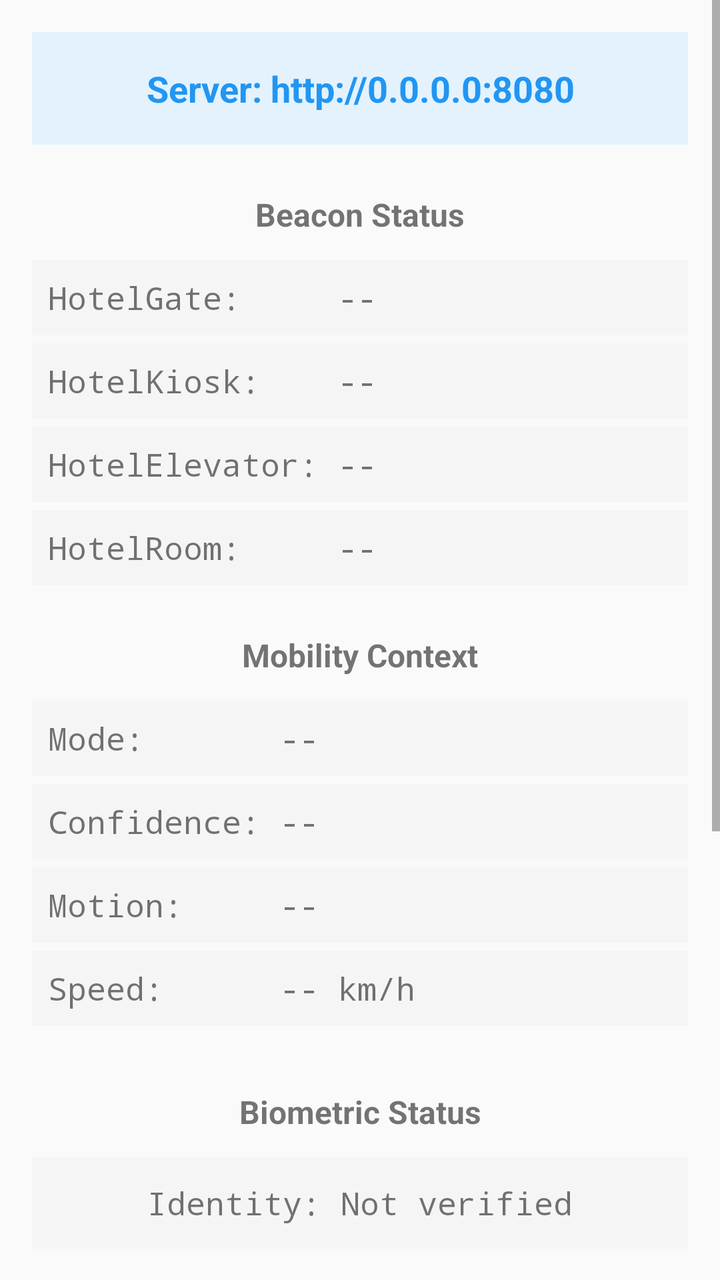
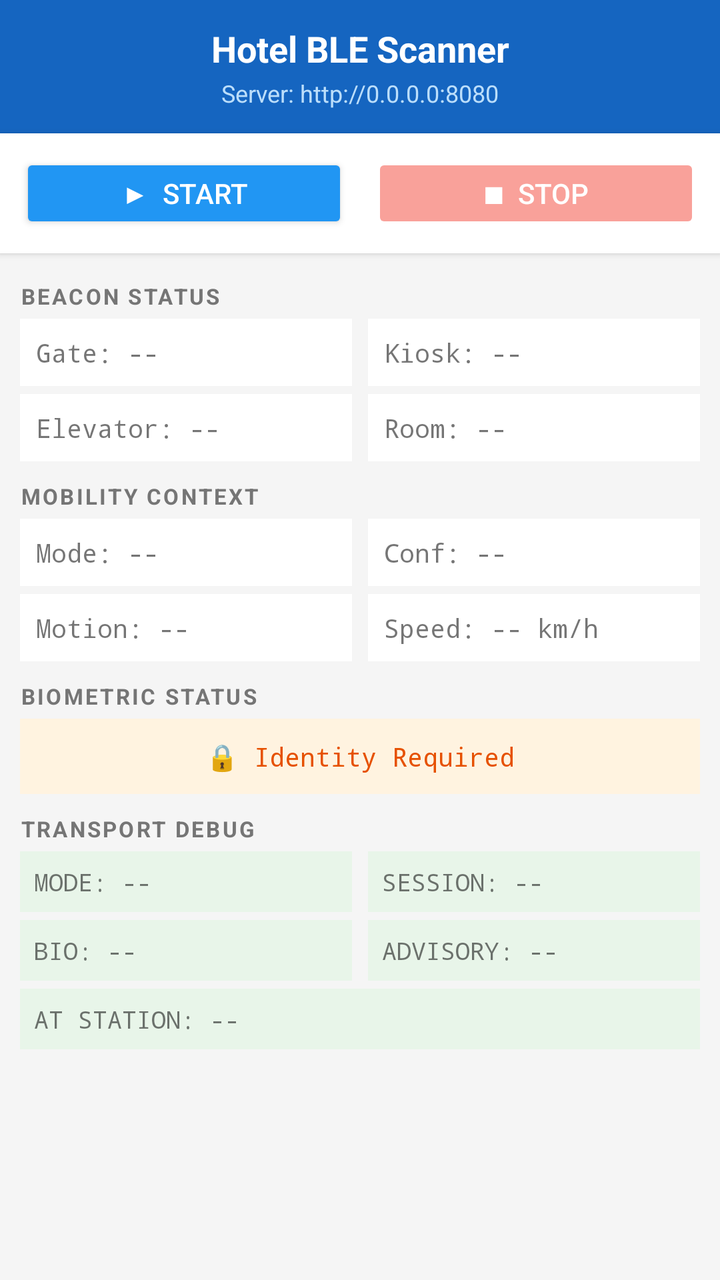

Two renders of the same Android screen: before a commit and after it. Below are the layout's source before the change and the commit's diff.
<!-- AndroidManifest.xml: application theme Theme.AppCompat.Light.DarkActionBar -->
<!-- res/layout/activity_main.xml -->
<?xml version="1.0" encoding="utf-8"?>
<ScrollView xmlns:android="http://schemas.android.com/apk/res/android"
    android:layout_width="match_parent"
    android:layout_height="match_parent">

    <LinearLayout
        android:layout_width="match_parent"
        android:layout_height="wrap_content"
        android:orientation="vertical"
        android:padding="16dp">

        
        <TextView
            android:id="@+id/ipAddressText"
            android:layout_width="match_parent"
            android:layout_height="wrap_content"
            android:text="Server: http://0.0.0.0:8080"
            android:textSize="18sp"
            android:textStyle="bold"
            android:textColor="#2196F3"
            android:gravity="center"
            android:padding="16dp"
            android:background="#E3F2FD"
            android:layout_marginBottom="24dp" />

        
        <TextView
            android:layout_width="match_parent"
            android:layout_height="wrap_content"
            android:text="Beacon Status"
            android:textSize="16sp"
            android:textStyle="bold"
            android:gravity="center"
            android:layout_marginBottom="12dp" />

        <TextView
            android:id="@+id/beaconGate"
            android:layout_width="match_parent"
            android:layout_height="wrap_content"
            android:text="HotelGate:     --"
            android:textSize="16sp"
            android:fontFamily="monospace"
            android:padding="8dp"
            android:background="#F5F5F5"
            android:layout_marginBottom="4dp" />

        <TextView
            android:id="@+id/beaconKiosk"
            android:layout_width="match_parent"
            android:layout_height="wrap_content"
            android:text="HotelKiosk:    --"
            android:textSize="16sp"
            android:fontFamily="monospace"
            android:padding="8dp"
            android:background="#F5F5F5"
            android:layout_marginBottom="4dp" />

        <TextView
            android:id="@+id/beaconElevator"
            android:layout_width="match_parent"
            android:layout_height="wrap_content"
            android:text="HotelElevator: --"
            android:textSize="16sp"
            android:fontFamily="monospace"
            android:padding="8dp"
            android:background="#F5F5F5"
            android:layout_marginBottom="4dp" />

        <TextView
            android:id="@+id/beaconRoom"
            android:layout_width="match_parent"
            android:layout_height="wrap_content"
            android:text="HotelRoom:     --"
            android:textSize="16sp"
            android:fontFamily="monospace"
            android:padding="8dp"
            android:background="#F5F5F5"
            android:layout_marginBottom="24dp" />

        
        <TextView
            android:layout_width="match_parent"
            android:layout_height="wrap_content"
            android:text="Mobility Context"
            android:textSize="16sp"
            android:textStyle="bold"
            android:gravity="center"
            android:layout_marginBottom="12dp" />

        <TextView
            android:id="@+id/contextMode"
            android:layout_width="match_parent"
            android:layout_height="wrap_content"
            android:text="Mode:       --"
            android:textSize="16sp"
            android:fontFamily="monospace"
            android:padding="8dp"
            android:background="#F5F5F5"
            android:layout_marginBottom="4dp" />

        <TextView
            android:id="@+id/contextConfidence"
            android:layout_width="match_parent"
            android:layout_height="wrap_content"
            android:text="Confidence: --"
            android:textSize="16sp"
            android:fontFamily="monospace"
            android:padding="8dp"
            android:background="#F5F5F5"
            android:layout_marginBottom="4dp" />

        <TextView
            android:id="@+id/contextMotion"
            android:layout_width="match_parent"
            android:layout_height="wrap_content"
            android:text="Motion:     --"
            android:textSize="16sp"
            android:fontFamily="monospace"
            android:padding="8dp"
            android:background="#F5F5F5"
            android:layout_marginBottom="4dp" />

        <TextView
            android:id="@+id/contextSpeed"
            android:layout_width="match_parent"
            android:layout_height="wrap_content"
            android:text="Speed:      -- km/h"
            android:textSize="16sp"
            android:fontFamily="monospace"
            android:padding="8dp"
            android:background="#F5F5F5"
            android:layout_marginBottom="24dp" />

        
        <TextView
            android:layout_width="match_parent"
            android:layout_height="wrap_content"
            android:text="Biometric Status"
            android:textSize="16sp"
            android:textStyle="bold"
            android:gravity="center"
            android:layout_marginBottom="12dp"
            android:layout_marginTop="8dp" />

        <TextView
            android:id="@+id/biometricStatusText"
            android:layout_width="match_parent"
            android:layout_height="wrap_content"
            android:text="Identity: Not verified"
            android:textSize="16sp"
            android:fontFamily="monospace"
            android:padding="12dp"
            android:gravity="center"
            android:background="#F5F5F5"
            android:layout_marginBottom="24dp" />

        
        <LinearLayout
            android:id="@+id/simSection"
            android:layout_width="match_parent"
            android:layout_height="wrap_content"
            android:orientation="vertical"
            android:visibility="visible">

            
            <TextView
                android:layout_width="match_parent"
                android:layout_height="wrap_content"
                android:text="Transport Debug"
                android:textSize="16sp"
                android:textStyle="bold"
                android:gravity="center"
                android:layout_marginBottom="8dp" />

            <TextView
                android:id="@+id/debugDeviceMode"
                android:layout_width="match_parent"
                android:layout_height="wrap_content"
                android:text="[MODE]      --"
                android:textSize="13sp"
                android:fontFamily="monospace"
                android:padding="6dp"
                android:background="#E8F5E9"
                android:layout_marginBottom="2dp" />

            <TextView
                android:id="@+id/debugSession"
                android:layout_width="match_parent"
                android:layout_height="wrap_content"
                android:text="[SESSION]   --"
                android:textSize="13sp"
                android:fontFamily="monospace"
                android:padding="6dp"
                android:background="#E8F5E9"
                android:layout_marginBottom="2dp" />

            <TextView
                android:id="@+id/debugBiometric"
                android:layout_width="match_parent"
                android:layout_height="wrap_content"
                android:text="[BIOMETRIC] --"
                android:textSize="13sp"
                android:fontFamily="monospace"
                android:padding="6dp"
                android:background="#E8F5E9"
                android:layout_marginBottom="2dp" />

            <TextView
                android:id="@+id/debugAdvisory"
                android:layout_width="match_parent"
                android:layout_height="wrap_content"
                android:text="[ADVISORY]  --"
                android:textSize="13sp"
                android:fontFamily="monospace"
                android:padding="6dp"
                android:background="#E8F5E9"
                android:layout_marginBottom="2dp" />

            <TextView
                android:id="@+id/debugNearStation"
                android:layout_width="match_parent"
                android:layout_height="wrap_content"
                android:text="[AT STATION] --"
                android:textSize="13sp"
                android:fontFamily="monospace"
                android:padding="6dp"
                android:background="#E8F5E9"
                android:layout_marginBottom="16dp" />

        </LinearLayout>

        
        <Button
            android:id="@+id/startButton"
            android:layout_width="match_parent"
            android:layout_height="wrap_content"
            android:text="Start Scanning"
            android:textSize="16sp"
            android:textColor="#FFFFFF"
            android:backgroundTint="#2196F3"
            android:padding="16dp"
            android:layout_marginBottom="12dp" />

        <Button
            android:id="@+id/stopButton"
            android:layout_width="match_parent"
            android:layout_height="wrap_content"
            android:text="Stop Scanning"
            android:textSize="16sp"
            android:textColor="#FFFFFF"
            android:backgroundTint="#F44336"
            android:padding="16dp"
            android:alpha="0.5"
            android:enabled="false" />

    </LinearLayout>
</ScrollView>
<!-- resources referenced by this layout -->
<resources>

</resources>

<!-- the commit's change to res/layout/activity_main.xml (unified diff, before → after) -->
@@ -1,257 +1,360 @@
 <?xml version="1.0" encoding="utf-8"?>
-<ScrollView xmlns:android="http://schemas.android.com/apk/res/android"
+<LinearLayout xmlns:android="http://schemas.android.com/apk/res/android"
     android:layout_width="match_parent"
-    android:layout_height="match_parent">
-
+    android:layout_height="match_parent"
+    android:orientation="vertical"
+    android:background="#F5F5F5">
+
+    
     <LinearLayout
         android:layout_width="match_parent"
         android:layout_height="wrap_content"
         android:orientation="vertical"
-        android:padding="16dp">
-
-        
+        android:background="#1565C0"
+        android:paddingTop="12dp"
+        android:paddingBottom="12dp"
+        android:paddingStart="16dp"
+        android:paddingEnd="16dp">
+
+        <TextView
+            android:layout_width="match_parent"
+            android:layout_height="wrap_content"
+            android:text="Hotel BLE Scanner"
+            android:textSize="18sp"
+            android:textStyle="bold"
+            android:textColor="#FFFFFF"
+            android:gravity="center" />
+
         <TextView
             android:id="@+id/ipAddressText"
             android:layout_width="match_parent"
             android:layout_height="wrap_content"
             android:text="Server: http://0.0.0.0:8080"
-            android:textSize="18sp"
-            android:textStyle="bold"
-            android:textColor="#2196F3"
+            android:textSize="12sp"
+            android:textColor="#BBDEFB"
             android:gravity="center"
-            android:padding="16dp"
-            android:background="#E3F2FD"
-            android:layout_marginBottom="24dp" />
-
-        
-        <TextView
-            android:layout_width="match_parent"
-            android:layout_height="wrap_content"
-            android:text="Beacon Status"
-            android:textSize="16sp"
-            android:textStyle="bold"
-            android:gravity="center"
-            android:layout_marginBottom="12dp" />
-
-        <TextView
-            android:id="@+id/beaconGate"
-            android:layout_width="match_parent"
-            android:layout_height="wrap_content"
-            android:text="HotelGate:     --"
-            android:textSize="16sp"
-            android:fontFamily="monospace"
-            android:padding="8dp"
-            android:background="#F5F5F5"
-            android:layout_marginBottom="4dp" />
-
-        <TextView
-            android:id="@+id/beaconKiosk"
-            android:layout_width="match_parent"
-            android:layout_height="wrap_content"
-            android:text="HotelKiosk:    --"
-            android:textSize="16sp"
-            android:fontFamily="monospace"
-            android:padding="8dp"
-            android:background="#F5F5F5"
-            android:layout_marginBottom="4dp" />
-
-        <TextView
-            android:id="@+id/beaconElevator"
-            android:layout_width="match_parent"
-            android:layout_height="wrap_content"
-            android:text="HotelElevator: --"
-            android:textSize="16sp"
-            android:fontFamily="monospace"
-            android:padding="8dp"
-            android:background="#F5F5F5"
-            android:layout_marginBottom="4dp" />
-
-        <TextView
-            android:id="@+id/beaconRoom"
-            android:layout_width="match_parent"
-            android:layout_height="wrap_content"
-            android:text="HotelRoom:     --"
-            android:textSize="16sp"
-            android:fontFamily="monospace"
-            android:padding="8dp"
-            android:background="#F5F5F5"
-            android:layout_marginBottom="24dp" />
-
-        
-        <TextView
-            android:layout_width="match_parent"
-            android:layout_height="wrap_content"
-            android:text="Mobility Context"
-            android:textSize="16sp"
-            android:textStyle="bold"
-            android:gravity="center"
-            android:layout_marginBottom="12dp" />
-
-        <TextView
-            android:id="@+id/contextMode"
-            android:layout_width="match_parent"
-            android:layout_height="wrap_content"
-            android:text="Mode:       --"
-            android:textSize="16sp"
-            android:fontFamily="monospace"
-            android:padding="8dp"
-            android:background="#F5F5F5"
-            android:layout_marginBottom="4dp" />
-
-        <TextView
-            android:id="@+id/contextConfidence"
-            android:layout_width="match_parent"
-            android:layout_height="wrap_content"
-            android:text="Confidence: --"
-            android:textSize="16sp"
-            android:fontFamily="monospace"
-            android:padding="8dp"
-            android:background="#F5F5F5"
-            android:layout_marginBottom="4dp" />
-
-        <TextView
-            android:id="@+id/contextMotion"
-            android:layout_width="match_parent"
-            android:layout_height="wrap_content"
-            android:text="Motion:     --"
-            android:textSize="16sp"
-            android:fontFamily="monospace"
-            android:padding="8dp"
-            android:background="#F5F5F5"
-            android:layout_marginBottom="4dp" />
-
-        <TextView
-            android:id="@+id/contextSpeed"
-            android:layout_width="match_parent"
-            android:layout_height="wrap_content"
-            android:text="Speed:      -- km/h"
-            android:textSize="16sp"
-            android:fontFamily="monospace"
-            android:padding="8dp"
-            android:background="#F5F5F5"
-            android:layout_marginBottom="24dp" />
-
-        
-        <TextView
-            android:layout_width="match_parent"
-            android:layout_height="wrap_content"
-            android:text="Biometric Status"
-            android:textSize="16sp"
-            android:textStyle="bold"
-            android:gravity="center"
-            android:layout_marginBottom="12dp"
-            android:layout_marginTop="8dp" />
-
-        <TextView
-            android:id="@+id/biometricStatusText"
-            android:layout_width="match_parent"
-            android:layout_height="wrap_content"
-            android:text="Identity: Not verified"
-            android:textSize="16sp"
-            android:fontFamily="monospace"
-            android:padding="12dp"
-            android:gravity="center"
-            android:background="#F5F5F5"
-            android:layout_marginBottom="24dp" />
-
-        
+            android:layout_marginTop="2dp" />
+
+    </LinearLayout>
+
+    
+    <LinearLayout
+        android:layout_width="match_parent"
+        android:layout_height="wrap_content"
+        android:orientation="horizontal"
+        android:padding="10dp"
+        android:background="#FFFFFF"
+        android:elevation="2dp">
+
+        <Button
+            android:id="@+id/startButton"
+            android:layout_width="0dp"
+            android:layout_height="40dp"
+            android:layout_weight="1"
+            android:text="▶  Start"
+            android:textSize="14sp"
+            android:textColor="#FFFFFF"
+            android:backgroundTint="#2196F3"
+            android:layout_marginEnd="6dp" />
+
+        <Button
+            android:id="@+id/stopButton"
+            android:layout_width="0dp"
+            android:layout_height="40dp"
+            android:layout_weight="1"
+            android:text="■  Stop"
+            android:textSize="14sp"
+            android:textColor="#FFFFFF"
+            android:backgroundTint="#F44336"
+            android:alpha="0.5"
+            android:enabled="false"
+            android:layout_marginStart="6dp" />
+
+    </LinearLayout>
+
+    
+    <ScrollView
+        android:layout_width="match_parent"
+        android:layout_height="0dp"
+        android:layout_weight="1"
+        android:fillViewport="true">
+
         <LinearLayout
-            android:id="@+id/simSection"
             android:layout_width="match_parent"
             android:layout_height="wrap_content"
             android:orientation="vertical"
-            android:visibility="visible">
+            android:padding="10dp">
 
             
             <TextView
                 android:layout_width="match_parent"
                 android:layout_height="wrap_content"
-                android:text="Transport Debug"
-                android:textSize="16sp"
+                android:text="BEACON STATUS"
+                android:textSize="11sp"
                 android:textStyle="bold"
-                android:gravity="center"
-                android:layout_marginBottom="8dp" />
-
+                android:textColor="#757575"
+                android:letterSpacing="0.1"
+                android:layout_marginBottom="4dp"
+                android:layout_marginTop="4dp" />
+
+            <LinearLayout
+                android:layout_width="match_parent"
+                android:layout_height="wrap_content"
+                android:orientation="horizontal"
+                android:layout_marginBottom="4dp">
+
+                <TextView
+                    android:id="@+id/beaconGate"
+                    android:layout_width="0dp"
+                    android:layout_height="wrap_content"
+                    android:layout_weight="1"
+                    android:text="Gate: --"
+                    android:textSize="13sp"
+                    android:fontFamily="monospace"
+                    android:padding="8dp"
+                    android:background="#FFFFFF"
+                    android:layout_marginEnd="4dp" />
+
+                <TextView
+                    android:id="@+id/beaconKiosk"
+                    android:layout_width="0dp"
+                    android:layout_height="wrap_content"
+                    android:layout_weight="1"
+                    android:text="Kiosk: --"
+                    android:textSize="13sp"
+                    android:fontFamily="monospace"
+                    android:padding="8dp"
+                    android:background="#FFFFFF"
+                    android:layout_marginStart="4dp" />
+
+            </LinearLayout>
+
+            <LinearLayout
+                android:layout_width="match_parent"
+                android:layout_height="wrap_content"
+                android:orientation="horizontal"
+                android:layout_marginBottom="10dp">
+
+                <TextView
+                    android:id="@+id/beaconElevator"
+                    android:layout_width="0dp"
+                    android:layout_height="wrap_content"
+                    android:layout_weight="1"
+                    android:text="Elevator: --"
+                    android:textSize="13sp"
+                    android:fontFamily="monospace"
+                    android:padding="8dp"
+                    android:background="#FFFFFF"
+                    android:layout_marginEnd="4dp" />
+
+                <TextView
+                    android:id="@+id/beaconRoom"
+                    android:layout_width="0dp"
+                    android:layout_height="wrap_content"
+                    android:layout_weight="1"
+                    android:text="Room: --"
+                    android:textSize="13sp"
+                    android:fontFamily="monospace"
+                    android:padding="8dp"
+                    android:background="#FFFFFF"
+                    android:layout_marginStart="4dp" />
+
+            </LinearLayout>
+
+            
             <TextView
-                android:id="@+id/debugDeviceMode"
-                android:layout_width="match_parent"
-                android:layout_height="wrap_content"
-                android:text="[MODE]      --"
+                android:layout_width="match_parent"
+                android:layout_height="wrap_content"
+                android:text="MOBILITY CONTEXT"
+                android:textSize="11sp"
+                android:textStyle="bold"
+                android:textColor="#757575"
+                android:letterSpacing="0.1"
+                android:layout_marginBottom="4dp" />
+
+            <LinearLayout
+                android:layout_width="match_parent"
+                android:layout_height="wrap_content"
+                android:orientation="horizontal"
+                android:layout_marginBottom="4dp">
+
+                <TextView
+                    android:id="@+id/contextMode"
+                    android:layout_width="0dp"
+                    android:layout_height="wrap_content"
+                    android:layout_weight="1"
+                    android:text="Mode: --"
+                    android:textSize="13sp"
+                    android:fontFamily="monospace"
+                    android:padding="8dp"
+                    android:background="#FFFFFF"
+                    android:layout_marginEnd="4dp" />
+
+                <TextView
+                    android:id="@+id/contextConfidence"
+                    android:layout_width="0dp"
+                    android:layout_height="wrap_content"
+                    android:layout_weight="1"
+                    android:text="Conf: --"
+                    android:textSize="13sp"
+                    android:fontFamily="monospace"
+                    android:padding="8dp"
+                    android:background="#FFFFFF"
+                    android:layout_marginStart="4dp" />
+
+            </LinearLayout>
+
+            <LinearLayout
+                android:layout_width="match_parent"
+                android:layout_height="wrap_content"
+                android:orientation="horizontal"
+                android:layout_marginBottom="10dp">
+
+                <TextView
+                    android:id="@+id/contextMotion"
+                    android:layout_width="0dp"
+                    android:layout_height="wrap_content"
+                    android:layout_weight="1"
+                    android:text="Motion: --"
+                    android:textSize="13sp"
+                    android:fontFamily="monospace"
+                    android:padding="8dp"
+                    android:background="#FFFFFF"
+                    android:layout_marginEnd="4dp" />
+
+                <TextView
+                    android:id="@+id/contextSpeed"
+                    android:layout_width="0dp"
+                    android:layout_height="wrap_content"
+                    android:layout_weight="1"
+                    android:text="Speed: -- km/h"
+                    android:textSize="13sp"
+                    android:fontFamily="monospace"
+                    android:padding="8dp"
+                    android:background="#FFFFFF"
+                    android:layout_marginStart="4dp" />
+
+            </LinearLayout>
+
+            
+            <TextView
+                android:layout_width="match_parent"
+                android:layout_height="wrap_content"
+                android:text="BIOMETRIC STATUS"
+                android:textSize="11sp"
+                android:textStyle="bold"
+                android:textColor="#757575"
+                android:letterSpacing="0.1"
+                android:layout_marginBottom="4dp" />
+
+            <TextView
+                android:id="@+id/biometricStatusText"
+                android:layout_width="match_parent"
+                android:layout_height="wrap_content"
+                android:text="🔒 Identity Required"
                 android:textSize="13sp"
                 android:fontFamily="monospace"
-                android:padding="6dp"
-                android:background="#E8F5E9"
-                android:layout_marginBottom="2dp" />
-
-            <TextView
-                android:id="@+id/debugSession"
-                android:layout_width="match_parent"
-                android:layout_height="wrap_content"
-                android:text="[SESSION]   --"
-                android:textSize="13sp"
-                android:fontFamily="monospace"
-                android:padding="6dp"
-                android:background="#E8F5E9"
-                android:layout_marginBottom="2dp" />
-
-            <TextView
-                android:id="@+id/debugBiometric"
-                android:layout_width="match_parent"
-                android:layout_height="wrap_content"
-                android:text="[BIOMETRIC] --"
-                android:textSize="13sp"
-                android:fontFamily="monospace"
-                android:padding="6dp"
-                android:background="#E8F5E9"
-                android:layout_marginBottom="2dp" />
-
-            <TextView
-                android:id="@+id/debugAdvisory"
-                android:layout_width="match_parent"
-                android:layout_height="wrap_content"
-                android:text="[ADVISORY]  --"
-                android:textSize="13sp"
-                android:fontFamily="monospace"
-                android:padding="6dp"
-                android:background="#E8F5E9"
-                android:layout_marginBottom="2dp" />
-
-            <TextView
-                android:id="@+id/debugNearStation"
-                android:layout_width="match_parent"
-                android:layout_height="wrap_content"
-                android:text="[AT STATION] --"
-                android:textSize="13sp"
-                android:fontFamily="monospace"
-                android:padding="6dp"
-                android:background="#E8F5E9"
-                android:layout_marginBottom="16dp" />
+                android:padding="10dp"
+                android:gravity="center"
+                android:background="#FFF3E0"
+                android:textColor="#E65100"
+                android:layout_marginBottom="10dp" />
+
+            
+            <LinearLayout
+                android:id="@+id/simSection"
+                android:layout_width="match_parent"
+                android:layout_height="wrap_content"
+                android:orientation="vertical"
+                android:visibility="visible">
+
+                <TextView
+                    android:layout_width="match_parent"
+                    android:layout_height="wrap_content"
+                    android:text="TRANSPORT DEBUG"
+                    android:textSize="11sp"
+                    android:textStyle="bold"
+                    android:textColor="#757575"
+                    android:letterSpacing="0.1"
+                    android:layout_marginBottom="4dp" />
+
+                <LinearLayout
+                    android:layout_width="match_parent"
+                    android:layout_height="wrap_content"
+                    android:orientation="horizontal"
+                    android:layout_marginBottom="4dp">
+
+                    <TextView
+                        android:id="@+id/debugDeviceMode"
+                        android:layout_width="0dp"
+                        android:layout_height="wrap_content"
+                        android:layout_weight="1"
+                        android:text="MODE: --"
+                        android:textSize="12sp"
+                        android:fontFamily="monospace"
+                        android:padding="7dp"
+                        android:background="#E8F5E9"
+                        android:layout_marginEnd="4dp" />
+
+                    <TextView
+                        android:id="@+id/debugSession"
+                        android:layout_width="0dp"
+                        android:layout_height="wrap_content"
+                        android:layout_weight="1"
+                        android:text="SESSION: --"
+                        android:textSize="12sp"
+                        android:fontFamily="monospace"
+                        android:padding="7dp"
+                        android:background="#E8F5E9"
+                        android:layout_marginStart="4dp" />
+
+                </LinearLayout>
+
+                <LinearLayout
+                    android:layout_width="match_parent"
+                    android:layout_height="wrap_content"
+                    android:orientation="horizontal"
+                    android:layout_marginBottom="4dp">
+
+                    <TextView
+                        android:id="@+id/debugBiometric"
+                        android:layout_width="0dp"
+                        android:layout_height="wrap_content"
+                        android:layout_weight="1"
+                        android:text="BIO: --"
+                        android:textSize="12sp"
+                        android:fontFamily="monospace"
+                        android:padding="7dp"
+                        android:background="#E8F5E9"
+                        android:layout_marginEnd="4dp" />
+
+                    <TextView
+                        android:id="@+id/debugAdvisory"
+                        android:layout_width="0dp"
+                        android:layout_height="wrap_content"
+                        android:layout_weight="1"
+                        android:text="ADVISORY: --"
+                        android:textSize="12sp"
+                        android:fontFamily="monospace"
+                        android:padding="7dp"
+                        android:background="#E8F5E9"
+                        android:layout_marginStart="4dp" />
+
+                </LinearLayout>
+
+                <TextView
+                    android:id="@+id/debugNearStation"
+                    android:layout_width="match_parent"
+                    android:layout_height="wrap_content"
+                    android:text="AT STATION: --"
+                    android:textSize="12sp"
+                    android:fontFamily="monospace"
+                    android:padding="7dp"
+                    android:background="#E8F5E9" />
+
+            </LinearLayout>
 
         </LinearLayout>
-
-        
-        <Button
-            android:id="@+id/startButton"
-            android:layout_width="match_parent"
-            android:layout_height="wrap_content"
-            android:text="Start Scanning"
-            android:textSize="16sp"
-            android:textColor="#FFFFFF"
-            android:backgroundTint="#2196F3"
-            android:padding="16dp"
-            android:layout_marginBottom="12dp" />
-
-        <Button
-            android:id="@+id/stopButton"
-            android:layout_width="match_parent"
-            android:layout_height="wrap_content"
-            android:text="Stop Scanning"
-            android:textSize="16sp"
-            android:textColor="#FFFFFF"
-            android:backgroundTint="#F44336"
-            android:padding="16dp"
-            android:alpha="0.5"
-            android:enabled="false" />
-
-    </LinearLayout>
-</ScrollView>
+    </ScrollView>
+
+</LinearLayout>
